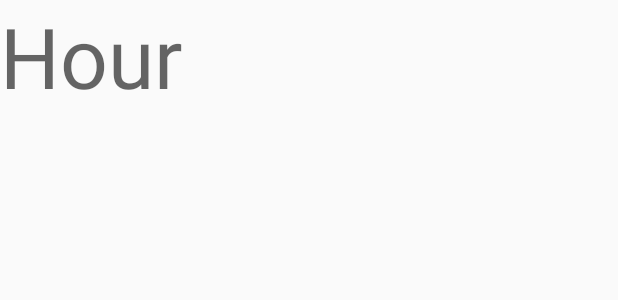
After one commit to psy1064/mobile_programming, an Android app: the layout activity_alarm.xml on its own in the app's theme, with its tools: preview values and no code run, on a phone screen of 412 x 824 dp. The commit adds this screen. Shown: the top 300 px of the screen. Run offline under Robolectric (Android 15) with nearby library versions, the phone set to English and light mode, and no system bars.

Commit message:
alarm setting

```diff
--- /dev/null
+++ b/Final_project/app/src/main/res/layout/activity_alarm.xml
@@ -0,0 +1,17 @@
+<?xml version="1.0" encoding="utf-8"?>
+<RelativeLayout xmlns:android="http://schemas.android.com/apk/res/android"
+    xmlns:app="http://schemas.android.com/apk/res-auto"
+    xmlns:tools="http://schemas.android.com/tools"
+    android:layout_width="match_parent"
+    android:layout_height="match_parent"
+    tools:context=".AlarmActivity">
+
+    <TextView
+        android:id="@+id/Hour"
+        android:layout_width="wrap_content"
+        android:layout_height="wrap_content"
+        android:layout_alignParentLeft="true"
+        android:layout_alignParentTop="true"
+        android:text="Hour "
+        android:textAppearance="@style/TextAppearance.AppCompat.Display3" />
+</RelativeLayout>
```
Also changed, not shown: Final_project/app/src/main/AndroidManifest.xml (+5 -3 lines), Final_project/app/src/main/java/my/final_project/AlarmActivity.java (added, +18 -0 lines), Final_project/app/src/main/java/my/final_project/MainActivity.java (+71 -48 lines).
